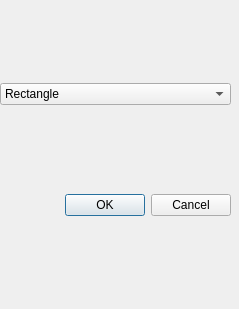
Above: SlabGUI/AddSurfaceDialog.ui from Haudkozaur/masterThesis before the change. Below: the same form after it.
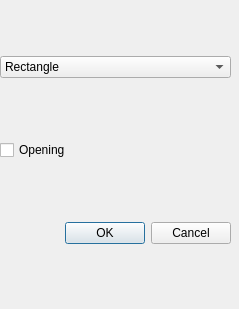
That is the form after the change.

Commit message: added surfaces adding and painting logic

What changed in the file:
```diff
--- a/SlabGUI/AddSurfaceDialog.ui
+++ b/SlabGUI/AddSurfaceDialog.ui
@@ -42,6 +42,13 @@
       </item>
      </widget>
     </item>
+    <item>
+     <widget class="QCheckBox" name="openingCheckBox">
+      <property name="text">
+       <string>Opening</string>
+      </property>
+     </widget>
+    </item>
     <item>
      <layout class="QVBoxLayout" name="mainLayout">
       <item>
```
The commit also changes 16 other files.
